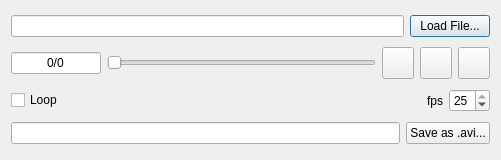
cryos/avogadro, file libavogadro/src/extensions/animationdialog.ui: the form before one commit.
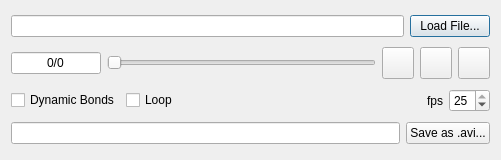
The form after the commit. Icons and pictures are not drawn.

Commit message: Some improvements to the Animation class. Remove duplicated code from the animation extension and use Animation class. Also added optional "dynamic bonds" for animating QM reactions. TODO: add a plot widget to display the energy

Diff of the .ui file:
```diff
--- a/libavogadro/src/extensions/animationdialog.ui
+++ b/libavogadro/src/extensions/animationdialog.ui
@@ -156,8 +156,15 @@
    <item>
     <layout class="QHBoxLayout" >
      <item>
-      <widget class="QCheckBox" name="loopBox" >
-       <property name="text" >
+      <widget class="QCheckBox" name="dynBondsBox">
+       <property name="text">
+        <string>Dynamic Bonds</string>
+       </property>
+      </widget>
+     </item>
+     <item>
+      <widget class="QCheckBox" name="loopBox">
+       <property name="text">
         <string>Loop</string>
        </property>
       </widget>
```
Left out of the diff: 111 changed lines with no effect on the pictures. The commit also changes 7 other files.
